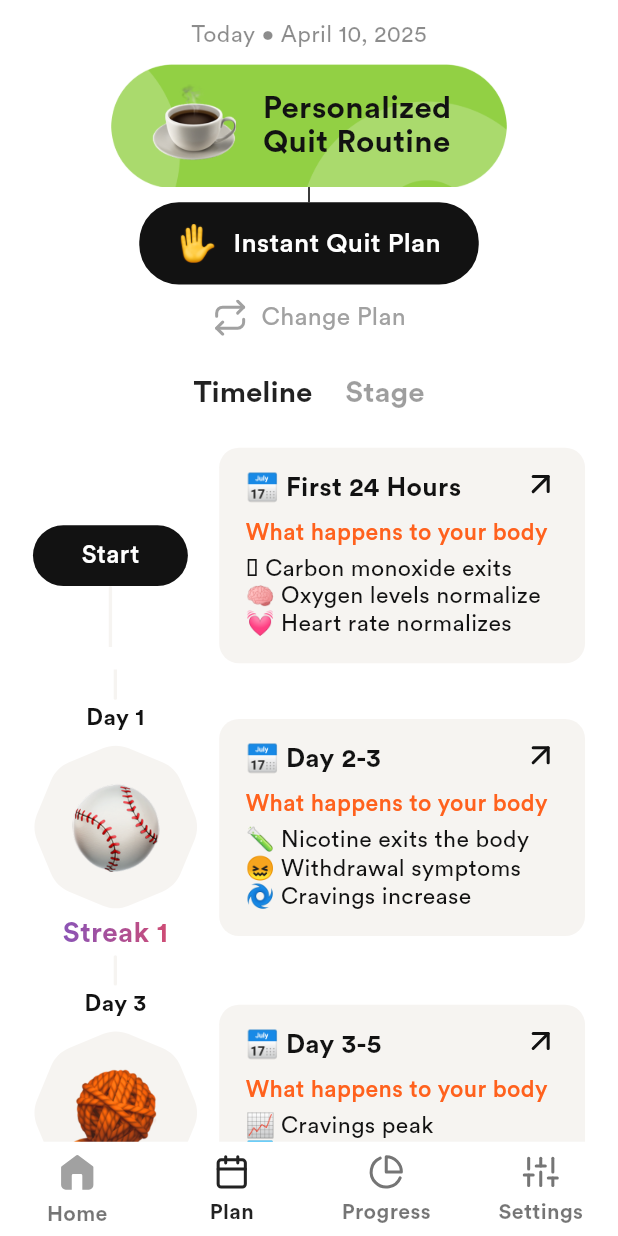
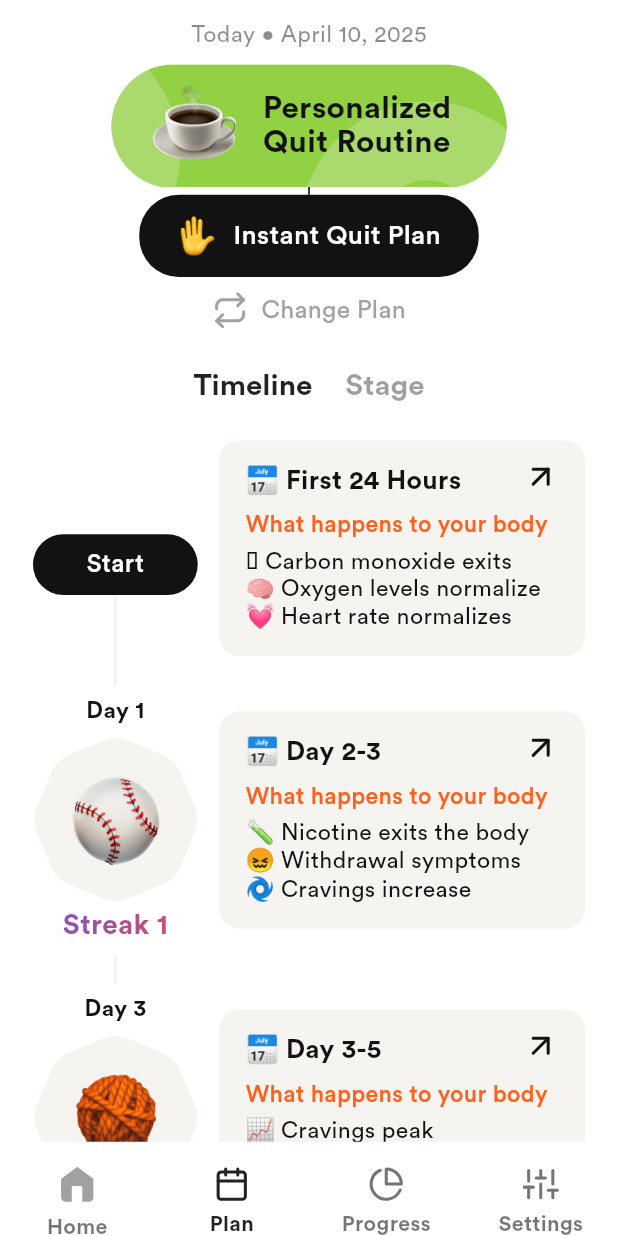
Before and after one commit to ramin443/nicotrack, a Flutter app: the screen it shows after launch, item 2 of the bottom bar chosen, on a phone screen of 412 x 824 dp. Run offline on Flutter 3.47's test engine with Material 3 defaults, Android fonts, the phone set to English and light mode, and no system bars; drawn by our look-alikes of auto_size_text; our stand-ins replace animated_flip_counter, feather_icons, flutter_screenutil, flutter_svg, freezed_annotation, get and 1 more.

Commit message:
Timeline 66 percent

```diff
--- a/lib/getx-controllers/base-controller.dart
+++ b/lib/getx-controllers/base-controller.dart
@@ -4,6 +4,7 @@ import 'package:flutter_screenutil/flutter_screenutil.dart';
 import 'package:flutter_svg/svg.dart';
 import 'package:get/get.dart';
 import 'package:nicotrack/screens/base/home.dart';
+import 'package:nicotrack/screens/base/plan-alt.dart';
 import 'package:nicotrack/screens/base/plan.dart';
 import 'package:nicotrack/screens/base/settings.dart';
 
@@ -14,7 +15,7 @@ import '../screens/elements/textAutoSize.dart';
 
 class BaseController extends GetxController {
   int selectedIndex = 0;
-  List<Widget> mainPages = [Home(), Plan(), ProgressMain(), Settings()];
+  List<Widget> mainPages = [Home(), PlanAlt(), ProgressMain(), Settings()];
 
   void setCurrentIndex(index) {
     selectedIndex = index;
@@ -154,7 +155,7 @@ class BaseController extends GetxController {
             icon: Column(
               children: [
                 SizedBox(
-                  height: 8.h,
+                  height: 16.h,
                 ),
                 SvgPicture.asset(
                     selectedIndex == 0 ? homeIconSelected : homeIconUnselected,
@@ -179,7 +180,7 @@ class BaseController extends GetxController {
             icon: Column(
               children: [
                 SizedBox(
-                  height: 8.h,
+                  height: 16.h,
                 ),
                 Icon(
                   FeatherIcons.calendar,
@@ -206,7 +207,7 @@ class BaseController extends GetxController {
             icon: Column(
               children: [
                 SizedBox(
-                  height: 8.h,
+                  height: 16.h,
                 ),
                 Icon(
                   FeatherIcons.pieChart,
@@ -233,7 +234,7 @@ class BaseController extends GetxController {
             icon: Column(
               children: [
                 SizedBox(
-                  height: 8.h,
+                  height: 16.h,
                 ),
                 Icon(
                   FeatherIcons.sliders,
--- a/lib/getx-controllers/plan-controller.dart
+++ b/lib/getx-controllers/plan-controller.dart
@@ -71,6 +71,85 @@ class PlanController extends GetxController {
             "🏆 Huge milestone reached!",
         streakImg: chocolateImg),
   ];
+  final ScrollController scrollController = ScrollController();
+  final RxDouble scrollPosition = 0.0.obs;
+  final int initialSection;
+
+  PlanController({this.initialSection = 0});
+
+  @override
+  void onInit() {
+    super.onInit();
+    // Initialize the controller and add listeners here
+    scrollController.addListener(_scrollListener);
+    // Schedule the scroll after the layout is complete
+    WidgetsBinding.instance.addPostFrameCallback((_) {
+      scrollToSectionAfterLayout(initialSection);
+    });
+  }
+
+  @override
+  void onClose() {
+    // Clean up the controller and listeners when the controller is removed
+    scrollController.removeListener(_scrollListener);
+    scrollController.dispose();
+    super.onClose();
+  }
+
+  void _scrollListener() {
+    scrollPosition.value = scrollController.offset;
+    // Your additional logic here based on the scroll position
+  }
+
+  // You can add methods to programmatically scroll to specific positions
+  void scrollToPosition(double position) {
+    scrollController.animateTo(
+      position,
+      duration: Duration(milliseconds: 500),
+      curve: Curves.easeInOut,
+    );
+  }
+
+  // Method to scroll to a specific section
+  void scrollToSection(int sectionIndex) {
+    double position;
+    switch (sectionIndex) {
+      case 0:
+        position = 0.0;
+        break;
+      case 1:
+        position = 300.0;
+        break;
+      case 2:
+        position = 600.0;
+        break;
+      default:
+        position = 0.0;
+    }
+
+    scrollToPosition(position);
+  }
+
+  // Method to scroll to a specific section by index
+  void scrollToSectionAfterLayout(int sectionIndex) {
+    // Fixed positions approach
+    double position;
+    switch (sectionIndex) {
+      case 0:
+        position = 0.0;
+        break;
+      case 1:
+        position = 300.0;
+        break;
+      case 2:
+        position = 600.0;
+        break;
+      default:
+        position = 0.0;
+    }
+
+    scrollToPosition(position);
+  }
 
   Widget timelineTab(String text, int index) {
     final isSelected = tabIndex == index;
@@ -101,9 +180,10 @@ class PlanController extends GetxController {
             for (int index = 0; index < timelineItems.length; index++)
               Column(
                 children: [
-                  timelineRow(timelineModelItem: timelineItems[index]),
+                  timelineRow(
+                      timelineModelItem: timelineItems[index], index: index),
                   SizedBox(
-                    height: 4.h,
+                    height: index == 0 ? 0 : 8.h,
                   ),
                   SizedBox(
                     height: 20.h,
@@ -122,11 +202,14 @@ class PlanController extends GetxController {
                                 height: 20.h,
                                 width: 2.w,
                                 decoration: BoxDecoration(
-                                  color: Color(0xffF6F4F1),
-                                  borderRadius:
-                                  index == 0? BorderRadius.only(bottomRight:
-                                  Radius.circular(22.w), bottomLeft: Radius.circular(22.w)):
-                                  BorderRadius.circular(22.w),
+                                  color: index == timelineItems.length - 1
+                                      ? Colors.transparent
+                                      : Color(0xffF6F4F1),
+                                  borderRadius: index == 0
+                                      ? BorderRadius.only(
+                                          bottomRight: Radius.circular(22.w),
+                                          bottomLeft: Radius.circular(22.w))
+                                      : BorderRadius.circular(22.w),
                                 ),
                               ),
                             ],
@@ -136,7 +219,7 @@ class PlanController extends GetxController {
                     ),
                   ),
                   SizedBox(
-                    height: 4.h,
+                    height: 8.h,
                   ),
                 ],
               )
@@ -156,16 +239,20 @@ class PlanController extends GetxController {
         );
   }
 
-  Widget timelineRow({required TimelineItemModel timelineModelItem}) {
+  Widget timelineRow(
+      {required int index, required TimelineItemModel timelineModelItem}) {
     return Padding(
       padding: EdgeInsets.symmetric(horizontal: 20.w),
       child: Row(
         mainAxisAlignment: MainAxisAlignment.spaceBetween,
+        crossAxisAlignment:
+            index == 0 ? CrossAxisAlignment.end : CrossAxisAlignment.center,
         children: [
-          timelineModelItem.dayNumber==0?
-              Column(
+          timelineModelItem.dayNumber == 0
+              ? Column(
                   mainAxisSize: MainAxisSize.max,
-                mainAxisAlignment: MainAxisAlignment.end,
+                  mainAxisAlignment: MainAxisAlignment.spaceBetween,
+                  // Changed from MainAxisAlignment.end
                   crossAxisAlignment: CrossAxisAlignment.center,
                   children: [
                     Column(
@@ -176,15 +263,15 @@ class PlanController extends GetxController {
                           width: 2.w,
                           decoration: BoxDecoration(
                             color: Colors.transparent,
-                          borderRadius:
-                         BorderRadius.only(topRight:
-                          Radius.circular(22.w), topLeft: Radius.circular(22.w)),
+                            borderRadius: BorderRadius.only(
+                                topRight: Radius.circular(22.w),
+                                topLeft: Radius.circular(22.w)),
                           ),
                         ),
                       ],
                     ),
                     Container(
-                    width: 94.w,
+                      width: 100.w,
                       height: 40.h,
                       decoration: BoxDecoration(
                         color: nicotrackBlack1,
@@ -202,25 +289,20 @@ class PlanController extends GetxController {
                         ),
                       ),
                     ),
-
-                  Column(
-                    mainAxisAlignment: MainAxisAlignment.end,
-                    children: [
+                    // The bottom line will now be positioned at the bottom
                     Container(
                       height: 40.h,
                       width: 2.w,
                       decoration: BoxDecoration(
                         color: Color(0xffF6F4F1),
-                          borderRadius:
-                          BorderRadius.only(topRight:
-                          Radius.circular(22.w), topLeft: Radius.circular(22.w)),
+                        borderRadius: BorderRadius.only(
+                            topRight: Radius.circular(22.w),
+                            topLeft: Radius.circular(22.w)),
                       ),
                     ),
                   ],
-                  ),
-                ],
-              ):
-          Column(
+                )
+              : Column(
                   mainAxisAlignment: MainAxisAlignment.start,
                   crossAxisAlignment: CrossAxisAlignment.center,
                   children: [
--- /dev/null
+++ b/lib/screens/base/plan-alt.dart
@@ -0,0 +1,233 @@
+import 'package:feather_icons/feather_icons.dart';
+import 'package:flutter/material.dart';
+import 'package:flutter_screenutil/flutter_screenutil.dart';
+import 'package:flutter_svg/svg.dart';
+import 'package:get/get.dart';
+import 'package:intl/intl.dart';
+import 'package:nicotrack/constants/image-constants.dart';
+import 'package:nicotrack/getx-controllers/plan-controller.dart';
+
+import '../../constants/color-constants.dart';
+import '../../constants/font-constants.dart';
+import '../elements/textAutoSize.dart';
+
+class PlanAlt extends StatefulWidget {
+  const PlanAlt({super.key});
+
+  @override
+  State<PlanAlt> createState() => _PlanAltState();
+}
+
+class _PlanAltState extends State<PlanAlt> {
+  @override
+  Widget build(BuildContext context) {
+    String todayDate = DateFormat('MMMM d, y').format(DateTime.now());
+    return GetBuilder<PlanController>(
+        init: PlanController(),
+        builder: (planController) {
+          return Scaffold(
+            backgroundColor: Colors.white,
+            body: SafeArea(
+                child: CustomScrollView(
+              controller: planController.scrollController,
+              slivers: [
+                // Bottom padding
+                SliverToBoxAdapter(
+                  child: Column(
+                    children: [
+                      SizedBox(
+                        height: 12.h,
+                      ),
+                    ],
+                  ),
+                ),
+                // Third section with sticky header
+                SliverPersistentHeader(
+                  pinned: false,
+                  delegate: _SliverHeaderDelegate(
+                    minHeight: 106.h,
+                    maxHeight: 106.h,
+                    child: Container(
+                      color: Colors.white,
+                      child: Column(
+                        mainAxisAlignment: MainAxisAlignment.end,
+                        children: [
+                          Row(
+                            mainAxisAlignment: MainAxisAlignment.center,
+                            children: [
+                              TextAutoSize(
+                                "Today • $todayDate",
+                                style: TextStyle(
+                                    fontSize: 14.sp,
+                                    fontFamily: circularBook,
+                                    color: Colors.black45),
+                              ),
+                            ],
+                          ),
+                          SizedBox(
+                            height: 8.h,
+                          ),
+                          Row(
+                            mainAxisAlignment: MainAxisAlignment.center,
+                            children: [
+                              Stack(
+                                alignment: Alignment.center,
+                                children: [
+                                  Image.asset(
+                                    planBtnBg,
+                                    width: 240.w,
+                                  ),
+                                  Row(
+                                    mainAxisAlignment: MainAxisAlignment.center,
+                                    children: [
+                                      Image.asset(
+                                        coffeeEmoji,
+                                        width: 52.w,
+                                      ),
+                                      SizedBox(
+                                        width: 16.w,
+                                      ),
+                                      SizedBox(
+                                        width: 120.w,
+                                        child: TextAutoSize(
+                                          "Personalized Quit Routine",
+                                          style: TextStyle(
+                                              fontSize: 19.sp,
+                                              fontFamily: circularBold,
+                                              height: 1.1,
+                                              color: nicotrackBlack1),
+                                        ),
+                                      ),
+                                      SizedBox(
+                                        width: 4.w,
+                                      ),
+                                    ],
+                                  )
+                                ],
+                              ),
+                            ],
+                          ),
+                        ],
+                      ),
+                    ),
+                  ),
+                ),
+
+                SliverToBoxAdapter(
+                  child: Column(
+                    children: [
+                      Container(
+                        height: 10.h,
+                        width: 1.w,
+                        decoration: BoxDecoration(color: nicotrackBlack1),
+                      ),
+                      Container(
+                        width: 206.w,
+                        padding: EdgeInsets.symmetric(
+                            horizontal: 14.w, vertical: 14.h),
+                        decoration: BoxDecoration(
+                            color: nicotrackBlack1,
+                            borderRadius: BorderRadius.circular(26.r)),
+                        child: Row(
+                          mainAxisAlignment: MainAxisAlignment.center,
+                          children: [
+                            Image.asset(
+                              instantQuitEmoji,
+                              width: 24.w,
+                            ),
+                            SizedBox(
+                              width: 10.w,
+                            ),
+                            TextAutoSize(
+                              "Instant Quit Plan",
+                              style: TextStyle(
+                                  fontSize: 16.sp,
+                                  fontFamily: circularMedium,
+                                  height: 1.1,
+                                  color: Colors.white),
+                            ),
+                          ],
+                        ),
+                      ),
+                      SizedBox(
+                        height: 10.h,
+                      ),
+                      Row(
+                        mainAxisAlignment: MainAxisAlignment.center,
+                        children: [
+                          Icon(
+                            FeatherIcons.repeat,
+                            weight: 14.sp,
+                            color: const Color(0xFFA1A1A1),
+                          ),
+                          SizedBox(
+                            width: 8.w,
+                          ),
+                          TextAutoSize(
+                            "Change Plan",
+                            style: TextStyle(
+                              fontSize: 15.sp,
+                              fontFamily: circularBook,
+                              height: 1.1,
+                              color: const Color(0xFFA1A1A1),
+                            ),
+                          ),
+                        ],
+                      ),
+                      SizedBox(height: 28.h),
+                      Row(
+                        mainAxisAlignment: MainAxisAlignment.center,
+                        children: [
+                          planController.timelineTab('Timeline', 0),
+                          SizedBox(width: 20.w),
+                          planController.timelineTab('Stage', 1),
+                        ],
+                      ),
+                      Column(
+                        children: [
+                          SizedBox(height: 24.h),
+                          planController.withdrawalTimeline(),
+                          SizedBox(height: 24.h),
+                        ],
+                      )
+                    ],
+                  ),
+                )
+              ],
+            )),
+          );
+        });
+  }
+}
+
+// Custom SliverPersistentHeaderDelegate for sticky headers
+class _SliverHeaderDelegate extends SliverPersistentHeaderDelegate {
+  _SliverHeaderDelegate({
+    required this.minHeight,
+    required this.maxHeight,
+    required this.child,
+  });
+
+  final double minHeight;
+  final double maxHeight;
+  final Widget child;
+
+  @override
+  double get minExtent => minHeight;
+
+  @override
+  double get maxExtent => maxHeight;
+
+  @override
+  Widget build(
+      BuildContext context, double shrinkOffset, bool overlapsContent) {
+    return SizedBox.expand(child: child);
+  }
+
+  @override
+  bool shouldRebuild(_SliverHeaderDelegate oldDelegate) {
+    return maxHeight != oldDelegate.maxHeight ||
+        minHeight != oldDelegate.minHeight ||
+        child != oldDelegate.child;
+  }
+}
```
Lines whose indentation alone changed are shown as unchanged.
